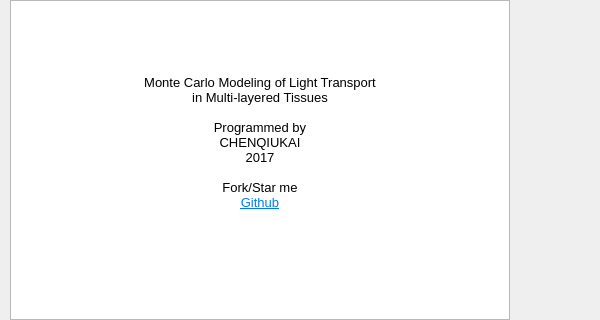
SimonCqk/Photon_Propagation_Simulation, file mainwidgets/about.ui: the form before one commit.
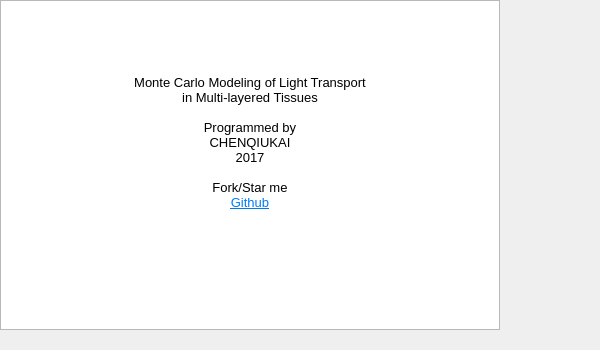
The form after the commit.

Commit message: from Qt 5.9 update to 5.9.1

The edit to the form file:
```diff
--- a/mainwidgets/about.ui
+++ b/mainwidgets/about.ui
@@ -7,7 +7,7 @@
     <x>0</x>
     <y>0</y>
     <width>600</width>
-    <height>320</height>
+    <height>350</height>
    </rect>
   </property>
   <property name="windowTitle">
@@ -16,10 +16,10 @@
   <widget class="QTextBrowser" name="textBrowser">
    <property name="geometry">
     <rect>
-     <x>10</x>
+     <x>0</x>
      <y>0</y>
      <width>500</width>
-     <height>320</height>
+     <height>330</height>
     </rect>
    </property>
    <property name="font">
```
The commit also changes 1 other file.
